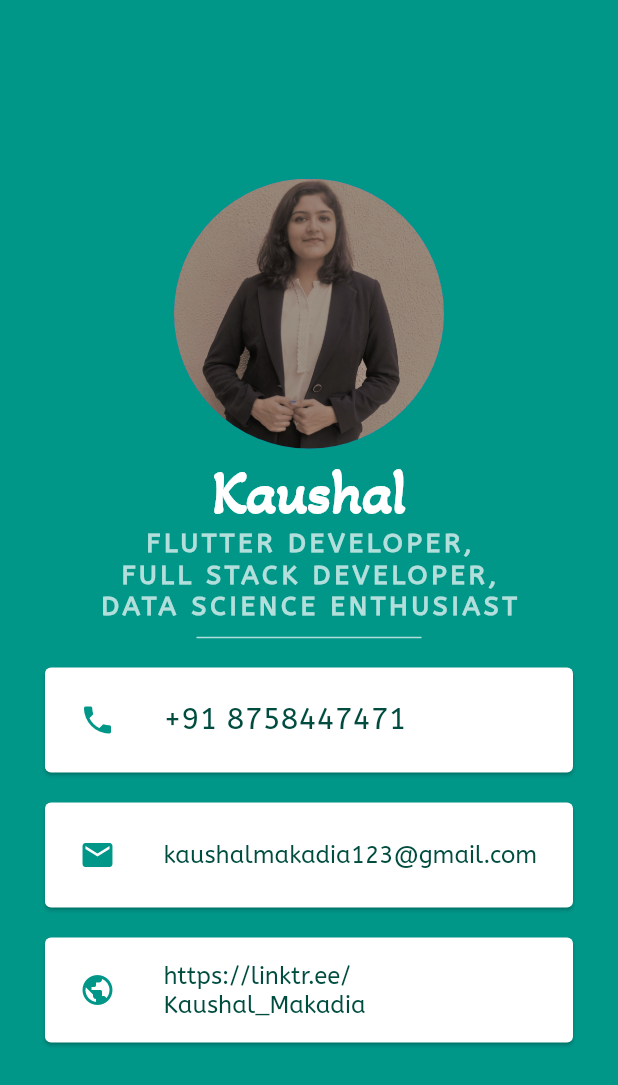
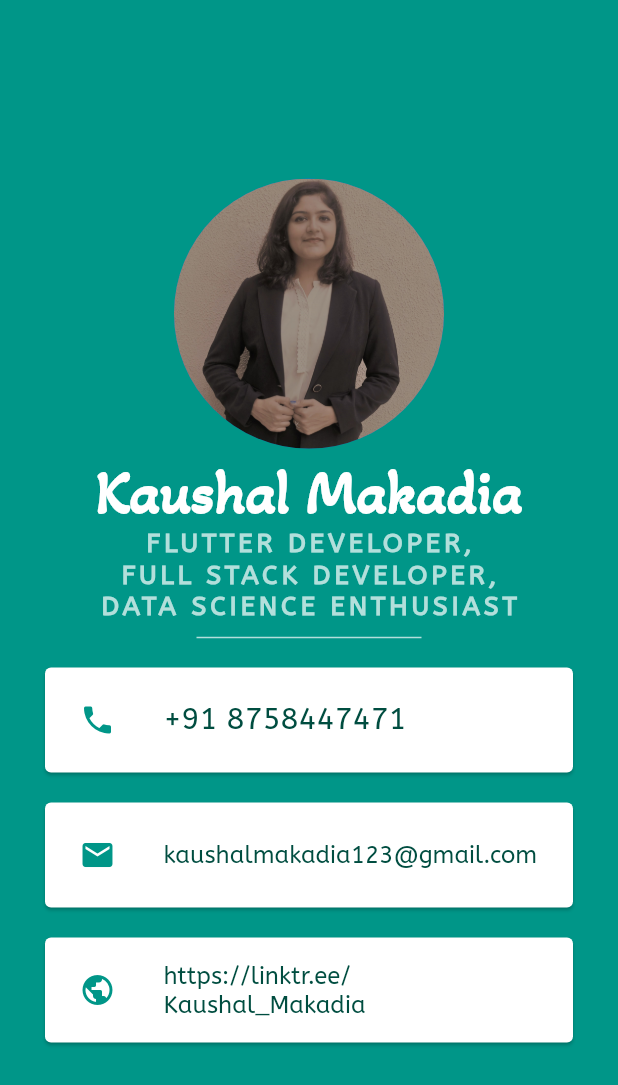
Before and after one commit to IamKaushal2/Flutter-Card, a Flutter app: the screen it shows after launch, on a phone screen of 412 x 824 dp. Shown: the top 1085 px of the screen. Run offline on Flutter 3.47's test engine with Material 2 defaults, Android fonts, the phone set to English and light mode, and no system bars.

Commit message:
name_change1

```diff
--- a/lib/main.dart
+++ b/lib/main.dart
@@ -23,7 +23,7 @@ class MyApp extends StatelessWidget {
                 height: 5.0,
               ),
               Text(
-                'Kaushal',
+                'Kaushal Makadia',
                 style: TextStyle(
                   fontFamily: 'AkayaTelivigala',
                   fontSize: 40.0,
```
